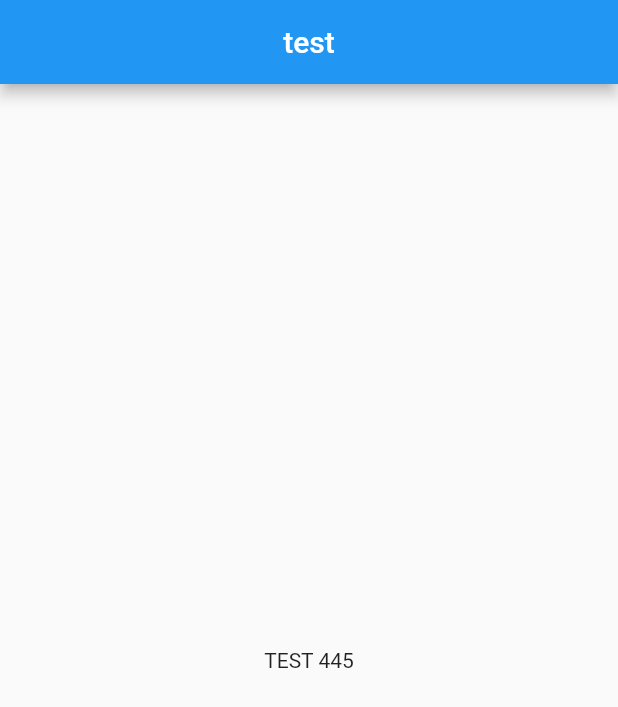
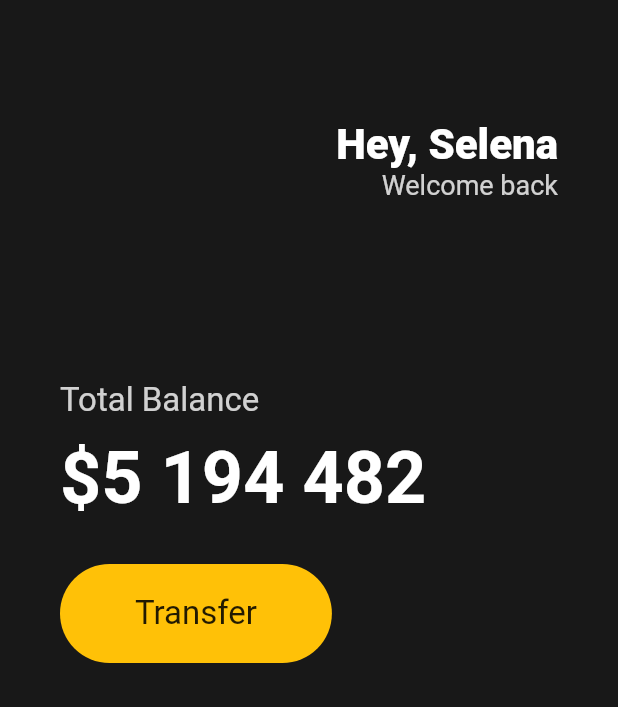
Before and after one commit to erlea100/toonflix, a Flutter app: the screen it shows after launch, on a phone screen of 412 x 824 dp. Shown: the top 707 px of the screen. Run offline on Flutter 3.47's test engine with Material 2 defaults, Android fonts, the phone set to English and light mode, and no system bars.

```diff
--- a/lib/main.dart
+++ b/lib/main.dart
@@ -1,22 +1,98 @@
-// ignore_for_file: prefer_const_constructors
-
-import 'package:flutter/cupertino.dart';
 import 'package:flutter/material.dart';
 
 void main() {
-  runApp(App());
+  runApp(const App());
 }
 
 class App extends StatelessWidget {
+  const App({super.key});
+
   @override
   Widget build(BuildContext context) {
     return MaterialApp(
       home: Scaffold(
-        appBar: AppBar(title: Center(child: Text('test'))),
-        body: Center(
-          child: Text('TEST 445'),
-        ),
-      ),
+          backgroundColor: const Color(0xFF181818),
+          body: Padding(
+            padding: const EdgeInsets.symmetric(
+              horizontal: 40,
+            ),
+            child: Column(
+              crossAxisAlignment: CrossAxisAlignment.start,
+              children: [
+                const SizedBox(
+                  height: 80,
+                ),
+                Row(
+                  mainAxisAlignment: MainAxisAlignment.end,
+                  children: [
+                    Column(
+                      crossAxisAlignment: CrossAxisAlignment.end,
+                      children: [
+                        const Text(
+                          'Hey, Selena',
+                          style: TextStyle(
+                              color: Colors.white,
+                              fontSize: 28,
+                              fontWeight: FontWeight.w800),
+                        ),
+                        Text(
+                          'Welcome back',
+                          style: TextStyle(
+                            color: Colors.white.withOpacity(0.8),
+                            fontSize: 18,
+                          ),
+                        ),
+                      ],
+                    )
+                  ],
+                ),
+                const SizedBox(
+                  height: 120,
+                ),
+                Text(
+                  'Total Balance',
+                  style: TextStyle(
+                    fontSize: 22,
+                    color: Colors.white.withOpacity(0.8),
+                  ),
+                ),
+                const SizedBox(
+                  height: 10,
+                ),
+                const Text(
+                  '\$5 194 482',
+                  style: TextStyle(
+                    fontSize: 48,
+                    fontWeight: FontWeight.w600,
+                    color: Colors.white,
+                  ),
+                ),
+                const SizedBox(
+                  height: 30,
+                ),
+                Row(
+                  children: [
+                    Container(
+                      decoration: BoxDecoration(
+                        color: Colors.amber,
+                        borderRadius: BorderRadius.circular(45),
+                      ),
+                      child: const Padding(
+                        padding:
+                            EdgeInsets.symmetric(vertical: 20, horizontal: 50),
+                        child: Text(
+                          'Transfer',
+                          style: TextStyle(
+                            fontSize: 22,
+                          ),
+                        ),
+                      ),
+                    )
+                  ],
+                )
+              ],
+            ),
+          )),
     );
   }
 }
```
